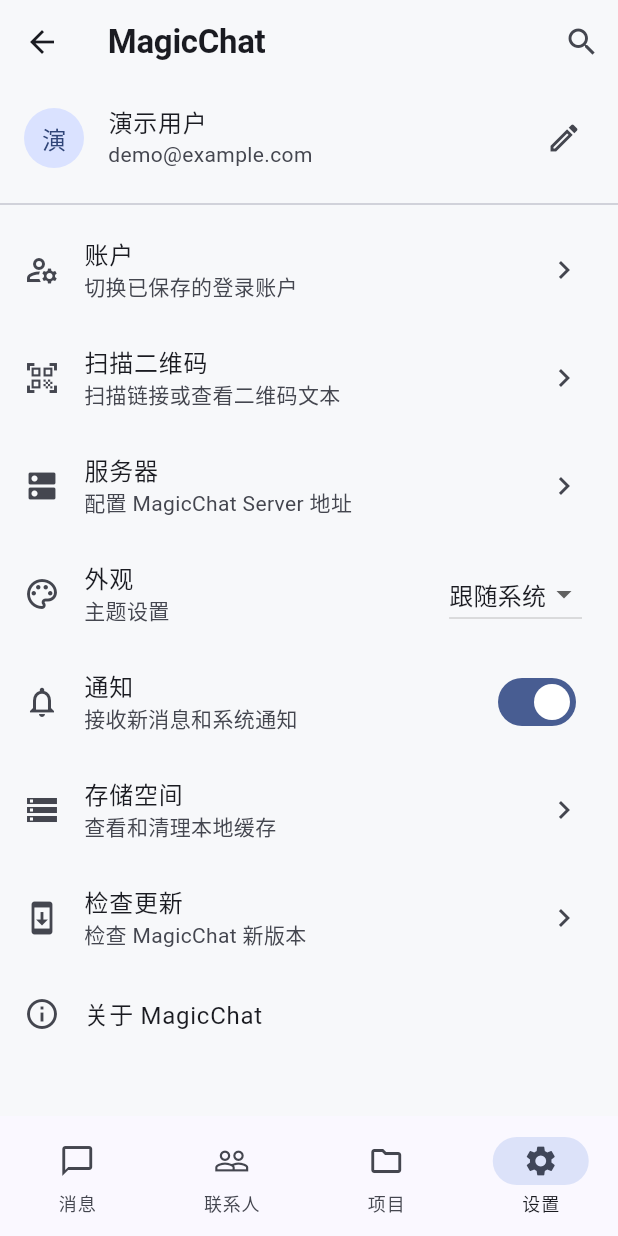
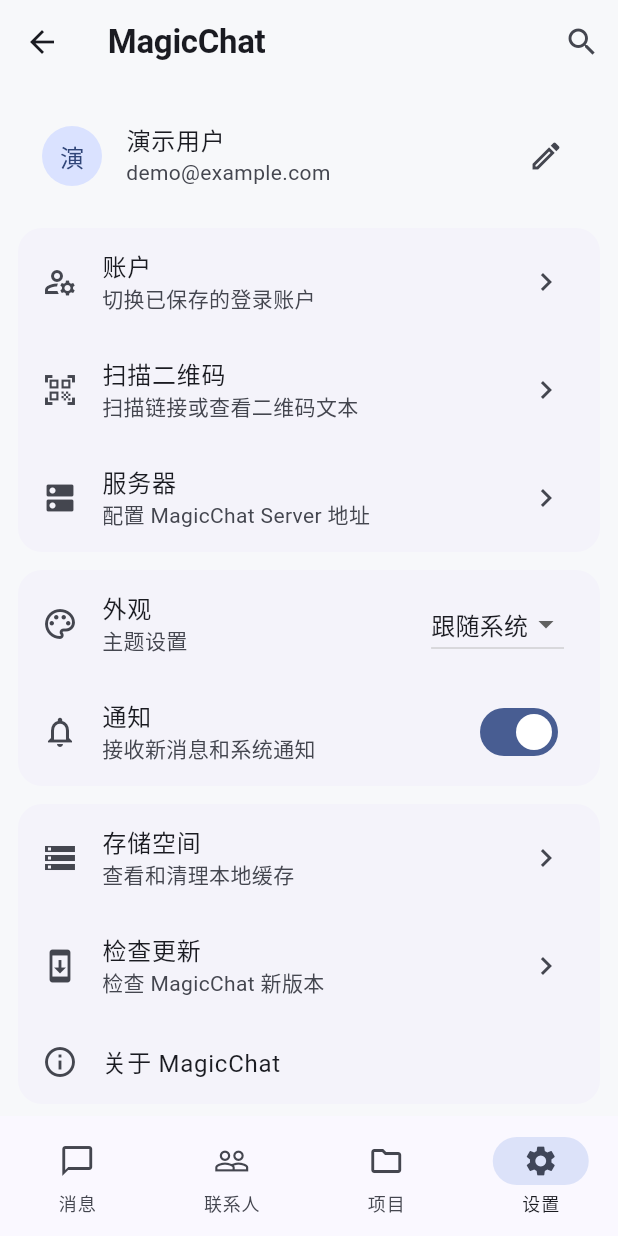
Before and after one commit to techblack/MagicChat-Flutter, a Flutter app: the AppShell screen opened directly with empty values, item 4 of the bottom bar chosen, on a phone screen of 412 x 824 dp. Run offline on Flutter 3.47's test engine with Material 3 defaults, Android fonts, the phone set to English and light mode, and no system bars; our stand-ins replace file_picker, flutter_markdown_plus, flutter_secure_storage, shared_preferences; missing offline and left inert: mobile_scanner, record; accounts and stored records are empty.

Commit message:
style(flutter): group settings into signal-like cards

```diff
--- a/lib/main.dart
+++ b/lib/main.dart
@@ -3285,7 +3285,8 @@
   }
 
   @override
-  Widget build(BuildContext context) => ListView(children: [
+  Widget build(BuildContext context) =>
+      ListView(padding: const EdgeInsets.fromLTRB(12, 12, 12, 24), children: [
         FutureBuilder<CurrentUser>(
             future: _userFuture,
             builder: (context, snapshot) {
@@ -3315,7 +3316,9 @@
                   trailing: const Icon(Icons.edit_outlined),
                   onTap: () => _editNickname(user));
             }),
-        const Divider(),
+        const SizedBox(height: 12),
+        Card(
+            child: Column(children: [
           ListTile(
               leading: const Icon(Icons.manage_accounts_outlined),
               title: const Text('账户'),
@@ -3335,6 +3338,10 @@
               subtitle: Text('配置 MagicChat Server 地址'),
               trailing: const Icon(Icons.chevron_right),
               onTap: _editServer),
+        ])),
+        const SizedBox(height: 12),
+        Card(
+            child: Column(children: [
           ListTile(
               leading: const Icon(Icons.palette_outlined),
               title: const Text('外观'),
@@ -3356,6 +3363,10 @@
               subtitle: const Text('接收新消息和系统通知'),
               value: _notificationsEnabled,
               onChanged: _setNotifications),
+        ])),
+        const SizedBox(height: 12),
+        Card(
+            child: Column(children: [
           ListTile(
               leading: const Icon(Icons.storage_outlined),
               title: const Text('存储空间'),
@@ -3370,10 +3381,14 @@
               onTap: _checkForUpdate),
           const ListTile(
               leading: Icon(Icons.info_outline), title: Text('关于 MagicChat')),
+        ])),
         if (widget.onLogout != null)
-          ListTile(
+          Padding(
+              padding: const EdgeInsets.only(top: 12),
+              child: Card(
+                  child: ListTile(
                       leading: const Icon(Icons.logout),
                       title: const Text('退出登录'),
-              onTap: widget.onLogout)
+                      onTap: widget.onLogout)))
       ]);
 }
```
Lines whose indentation alone changed are shown as unchanged.
